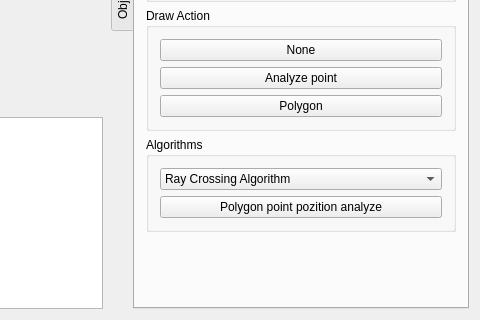
Old version of the form Mapper/widget.ui in the repository Robinpf/ADK_Pflug_Klemsa; both pictures show x 142 to 622 and y 89 to 409 of the 622 by 409 pixel window.
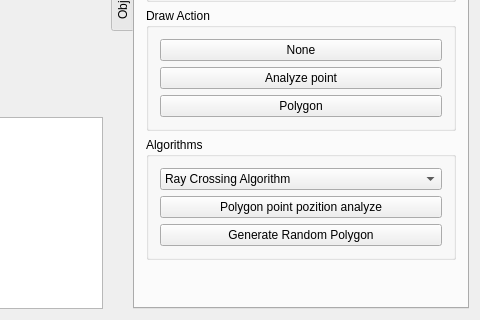
New version of the form. Custom widgets are drawn as their Qt base class.

```diff
--- a/Mapper/widget.ui
+++ b/Mapper/widget.ui
@@ -143,6 +143,13 @@
             </property>
            </widget>
           </item>
+          <item>
+           <widget class="QPushButton" name="btn_gen_rand_polygon">
+            <property name="text">
+             <string>Generate Random Polygon</string>
+            </property>
+           </widget>
+          </item>
          </layout>
         </widget>
        </item>
```
